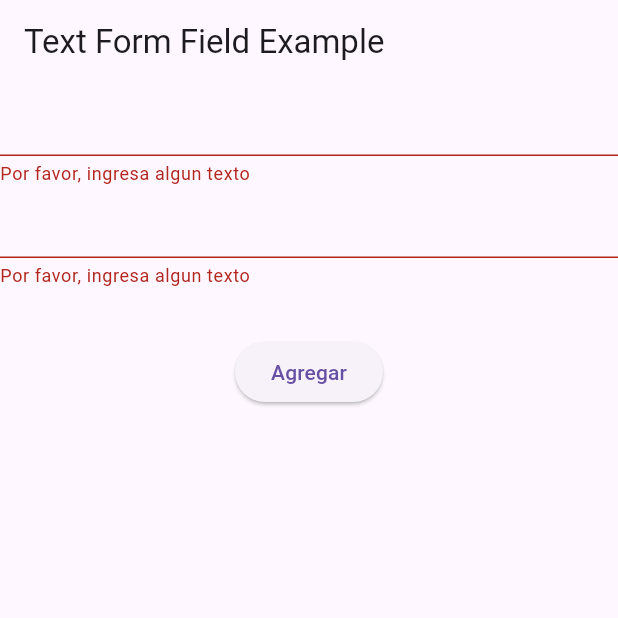
After one commit to fr4nsgallegos/recetasappG8, a Flutter app: the screen it shows after launch, after a tap on "Agregar", on a phone screen of 412 x 824 dp, the top half of it. The commit adds this screen. Run offline on Flutter 3.47's test engine with Material 3 defaults, Android fonts, the phone set to English and light mode, and no system bars; network calls fail.

Commit message:
textformfield validator simple

```diff
--- a/lib/main.dart
+++ b/lib/main.dart
@@ -2,11 +2,12 @@ import 'package:flutter/material.dart';
 import 'package:recetas_app_g8/pages/home_page.dart';
 import 'package:recetas_app_g8/pages/list_view_page.dart';
 import 'package:recetas_app_g8/pages/scroll_page.dart';
+import 'package:recetas_app_g8/pages/textformfield_example_page.dart';
 
 void main() {
   runApp(
     MaterialApp(
-      home: HomePage(),
+      home: TextFormFieldExamplePage(),
       debugShowCheckedModeBanner: false,
     ),
   );
--- a/lib/pages/home_page.dart
+++ b/lib/pages/home_page.dart
@@ -80,6 +80,21 @@ class _HomePageState extends State<HomePage> {
               height: 48,
               child: ElevatedButton(
                 onPressed: () {
+                  if (titleController.text.isEmpty &&
+                      descripcionController.text.isEmpty &&
+                      ingredientesController.text.isEmpty &&
+                      preparacionController.text.isEmpty &&
+                      urlImageController.text.isEmpty) {
+                    print("No puedo agregarlo");
+                    ScaffoldMessenger.of(context).showSnackBar(
+                      SnackBar(
+                        content: Text("Revisa la información que has llenado."),
+                        elevation: 50,
+                        backgroundColor: Colors.red,
+                      ),
+                    );
+                  } else {
+                    {
                       RecipeModel recipeTemp = RecipeModel(
                         titulo: titleController.text,
                         descripcion: descripcionController.text,
@@ -89,7 +104,15 @@ class _HomePageState extends State<HomePage> {
                       );
 
                       recipesList.add(recipeTemp);
+                      titleController.clear();
+                      descripcionController.clear();
+                      ingredientesController.clear();
+                      preparacionController.clear();
+                      urlImageController.clear();
+
                       setState(() {});
+                    }
+                  }
                 },
                 style: ElevatedButton.styleFrom(
                   backgroundColor: Colors.orange,
--- /dev/null
+++ b/lib/pages/textformfield_example_page.dart
@@ -0,0 +1,70 @@
+import 'package:flutter/material.dart';
+
+class TextFormFieldExamplePage extends StatelessWidget {
+  final _formKey = GlobalKey<FormState>();
+  TextEditingController titleController = new TextEditingController();
+  TextEditingController titleController2 = new TextEditingController();
+
+  @override
+  Widget build(BuildContext context) {
+    return Scaffold(
+      appBar: AppBar(
+        title: Text("Text Form Field Example"),
+      ),
+      body: Center(
+        child: Form(
+          key: _formKey,
+          child: Column(
+            children: [
+              TextFormField(
+                controller: titleController,
+                validator: (value) {
+                  if (value == null || value.isEmpty) {
+                    return "Por favor, ingresa algun texto";
+                  }
+                  return null;
+                },
+              ),
+              TextFormField(
+                controller: titleController2,
+                validator: (value) {
+                  if (value == null || value.isEmpty) {
+                    return "Por favor, ingresa algun texto";
+                  } else if (value.length == 2) {
+                    return "No puedes porque el tamaño es 2";
+                  }
+                  return null;
+                },
+              ),
+              SizedBox(
+                height: 32,
+              ),
+              ElevatedButton(
+                onPressed: () {
+                  if (_formKey.currentState!.validate()) {
+                    ScaffoldMessenger.of(context).showSnackBar(
+                      SnackBar(
+                        content: Text("Procesando información"),
+                        backgroundColor: Colors.green,
+                      ),
+                    );
+                  }
+                  //  else {
+                  //   ScaffoldMessenger.of(context).showSnackBar(
+                  //     SnackBar(
+                  //       content: Text("Llena el título"),
+                  //       backgroundColor: Colors.red,
+                  //     ),
+                  //   );
+                  // }
+                  ;
+                },
+                child: Text("Agregar"),
+              )
+            ],
+          ),
+        ),
+      ),
+    );
+  }
+}
--- a/lib/widgets/form_item.dart
+++ b/lib/widgets/form_item.dart
@@ -13,8 +13,8 @@ class FormItem extends StatelessWidget {
     return Padding(
       padding: const EdgeInsets.only(bottom: 8),
       child: TextField(
-        obscureText: true,
-        keyboardType: TextInputType.number,
+        // obscureText: true,
+        // keyboardType: TextInputType.number,
         style: TextStyle(color: Colors.white),
         cursorColor: Colors.orange.shade700,
         controller: controlador,
```
Lines whose indentation alone changed are shown as unchanged.
